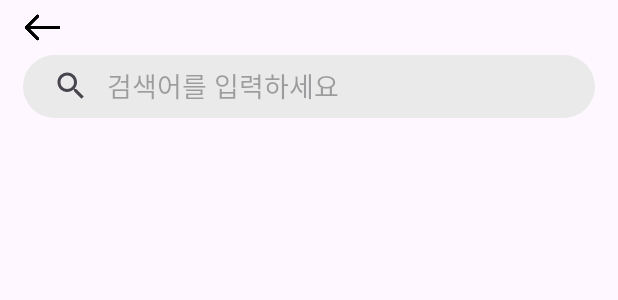
After one commit to eungyeong12/mobile-programming, an Android app: the layout fragment_toy_list.xml on its own in the app's theme, with its tools: preview values and no code run, on a phone screen of 412 x 824 dp. The commit adds this screen. Shown: the top 300 px of the screen. Run offline under Robolectric (Android 15) with nearby library versions, the phone set to English and light mode, and no system bars.

Commit message:
검색 및 필터링 기능 구현

```diff
--- a/app/src/main/java/jo/toybreeze/adaptor/MainToyAdaptor.java
+++ b/app/src/main/java/jo/toybreeze/adaptor/MainToyAdaptor.java
@@ -49,7 +49,7 @@ public class MainToyAdaptor extends RecyclerView.Adapter<MainToyAdaptor.ViewHold
 
         view.setOnClickListener(view1 -> {
             HashMap<String, Toy> data = new HashMap<>();
-            int position = viewHolder.getAdapterPosition();
+            int position = viewHolder.getBindingAdapterPosition();
             if (position != RecyclerView.NO_POSITION) {
                 String id = toyIds.get(position);
                 Toy toy = toys.get(position);
--- a/app/src/main/res/layout/fragment_category.xml
+++ b/app/src/main/res/layout/fragment_category.xml
@@ -508,7 +508,7 @@
                     android:orientation="horizontal">
 
                     <android.widget.Button
-                        android:id="@+id/btn_search"
+                        android:id="@+id/submit"
                         android:layout_width="220dp"
                         android:layout_height="35dp"
                         android:layout_marginTop="25dp"
--- /dev/null
+++ b/app/src/main/res/layout/fragment_toy_list.xml
@@ -0,0 +1,46 @@
+<?xml version="1.0" encoding="utf-8"?>
+<LinearLayout xmlns:android="http://schemas.android.com/apk/res/android"
+    xmlns:app="http://schemas.android.com/apk/res-auto"
+    android:layout_width="match_parent"
+    android:layout_height="match_parent"
+    android:orientation="vertical">
+
+    <LinearLayout
+        android:layout_width="match_parent"
+        android:layout_height="wrap_content"
+        android:layout_marginTop="5dp"
+        android:orientation="horizontal"
+        app:layout_constraintBottom_toTopOf="@+id/mainImage">
+
+        <ImageView
+            android:id="@+id/back"
+            android:layout_width="26dp"
+            android:layout_height="26dp"
+            android:layout_marginStart="15dp"
+            app:srcCompat="@drawable/back" />
+    </LinearLayout>
+
+    <LinearLayout
+        android:layout_width="match_parent"
+        android:layout_height="wrap_content"
+        android:layout_marginTop="5dp"
+        android:orientation="vertical">
+
+        <SearchView
+            android:id="@+id/searchView"
+            android:layout_width="match_parent"
+            android:layout_height="42dp"
+            android:layout_marginStart="15dp"
+            android:layout_marginEnd="15dp"
+            android:background="@drawable/searchview_background"
+            android:iconifiedByDefault="false"
+            android:queryBackground="@color/transparent"
+            android:queryHint="검색어를 입력하세요" />
+    </LinearLayout>
+
+    <androidx.recyclerview.widget.RecyclerView
+        android:id="@+id/recyclerView"
+        android:layout_width="match_parent"
+        android:layout_height="match_parent"
+        android:layout_marginTop="15dp" />
+</LinearLayout>
```
Also changed, not shown: app/src/main/java/jo/toybreeze/FragmentCategory.java (+101 -0 lines), app/src/main/java/jo/toybreeze/FragmentHome.java (+29 -2 lines), app/src/main/java/jo/toybreeze/FragmentToyList.java (added, +193 -0 lines), app/src/main/java/jo/toybreeze/domain/Query.java (added, +45 -0 lines), app/src/main/res/layout/activity_toy_detail.xml (+3 -7 lines).
